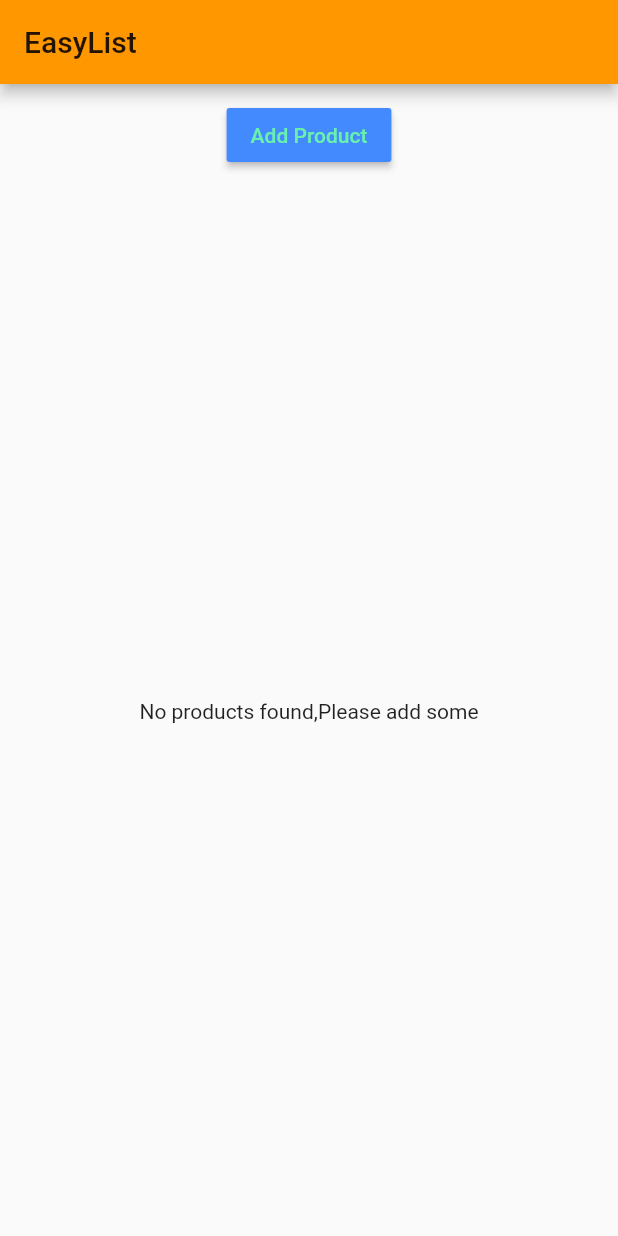
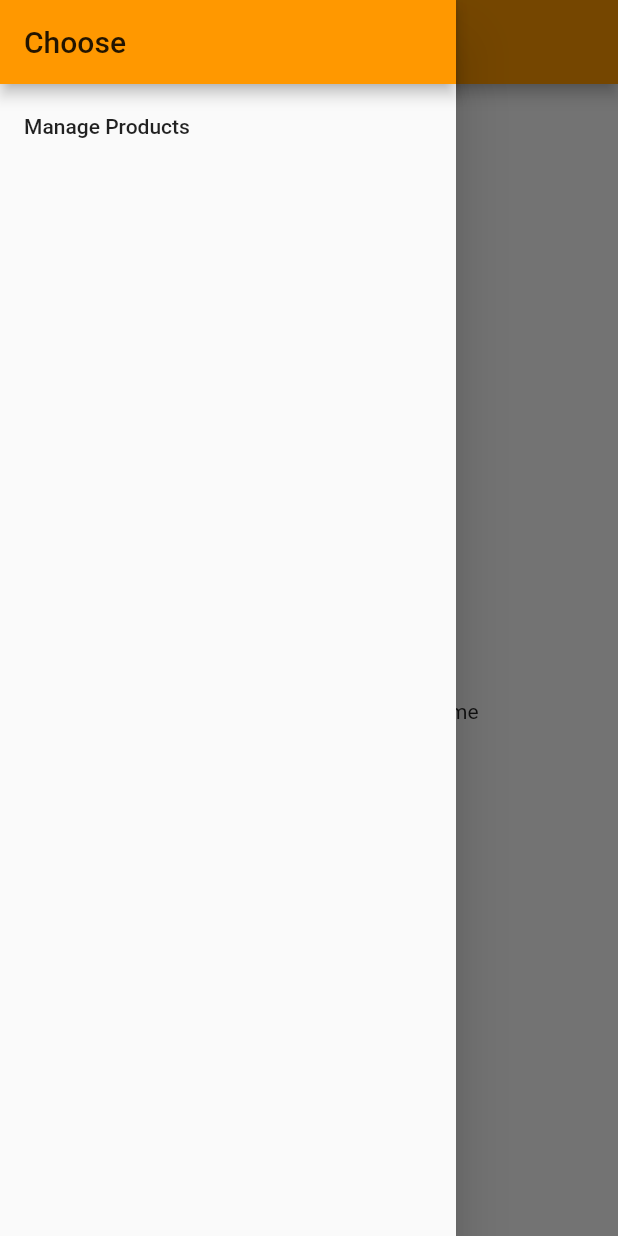
Before and after one commit to heinzan/flutter_course1, a Flutter app: the HomePage screen opened directly, with the side drawer open (before the commit the screen has no drawer), on a phone screen of 412 x 824 dp. Run offline on Flutter 3.47's test engine with Material 2 defaults, Android fonts, the phone set to English and light mode, and no system bars.

Commit message:
[update]assign 2 finish

```diff
--- a/lib/pages/home.dart
+++ b/lib/pages/home.dart
@@ -1,11 +1,28 @@
 import 'package:flutter/material.dart';
 import '../product_manager.dart';
+import 'products_admin.dart';
 
-class HomePage extends StatelessWidget{
+class HomePage extends StatelessWidget {
   @override
   Widget build(BuildContext context) {
     // TODO: implement build
     return Scaffold(
+      drawer: Drawer(child: Column(
+        children: <Widget>[
+          AppBar(title: Text('Choose'),
+            automaticallyImplyLeading: false,
+          ),
+          ListTile(
+            title: Text('Manage Products'),
+            onTap: () {
+              Navigator.pushReplacement(context, MaterialPageRoute(
+                  builder: (BuildContext context) => ProductsAdmin())
+              );
+
+            },
+          ),
+        ],
+      ),),
       appBar: AppBar(
         title: Text('EasyList'),
       ),
```
Also changed, not shown: lib/pages/products_admin.dart (added, +33 -0 lines).
